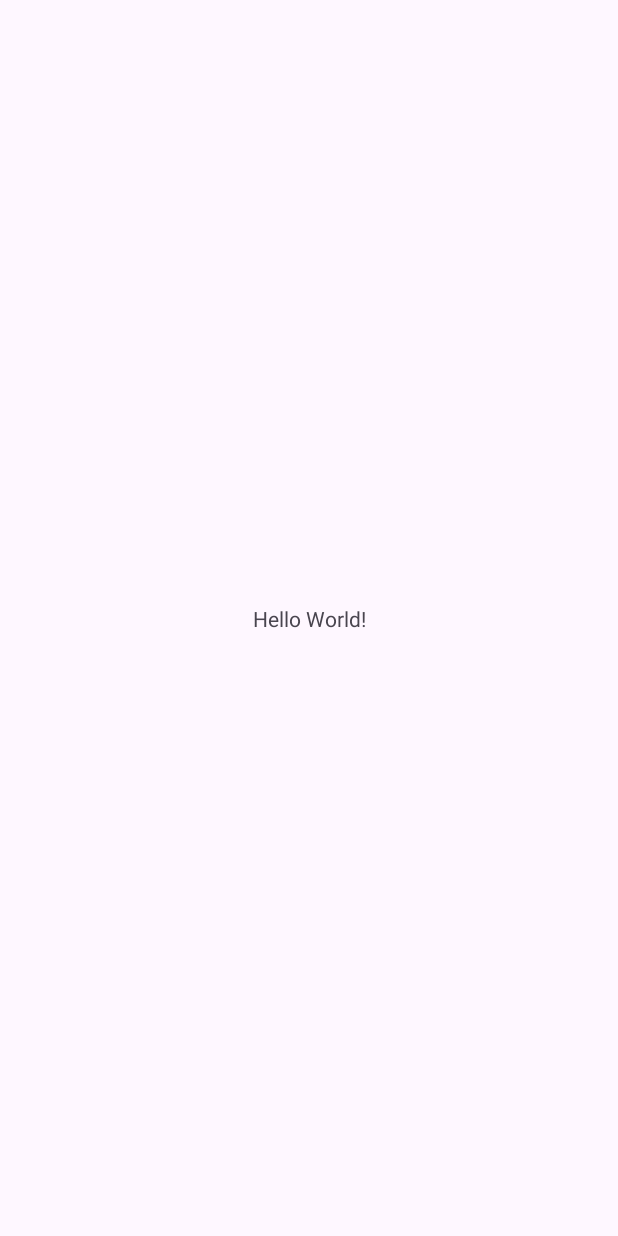
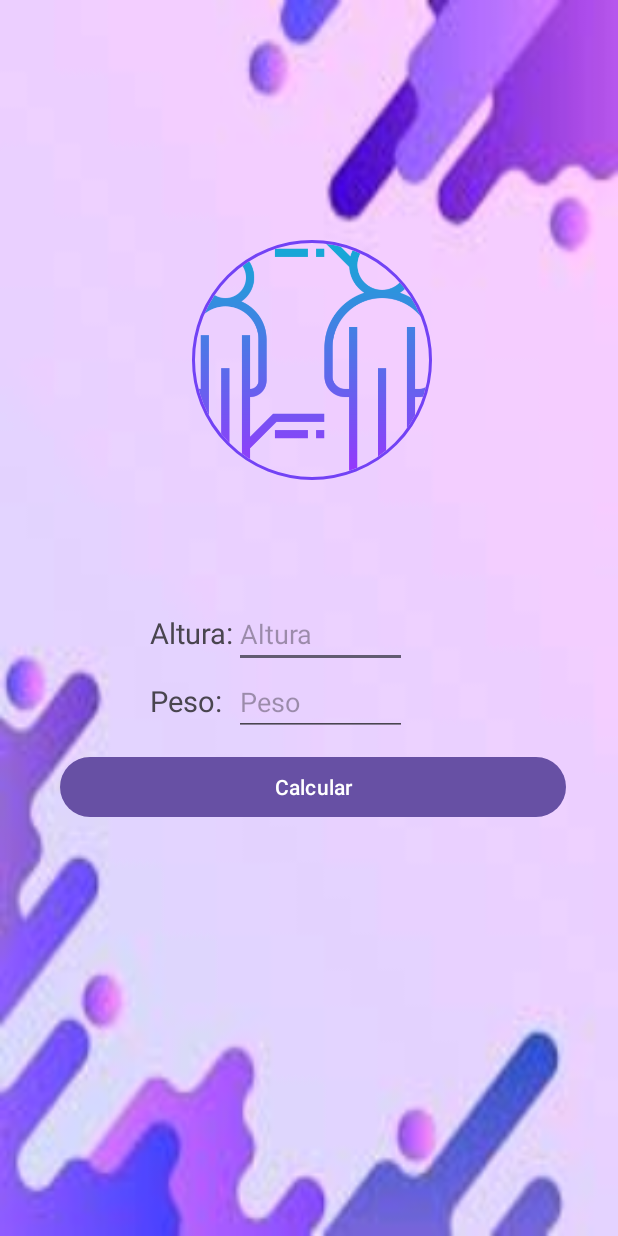
Before and after one commit to omanothur/mobile-project, an Android app: the screen it shows after launch (MainActivity), on a phone screen of 412 x 824 dp. Before the commit the screen is almost empty. Run offline under Robolectric (Android 15) with nearby library versions, the phone set to English and light mode, and no system bars; our stand-ins replace CircleImageView; 1 statement that could not run was skipped.

Commit message:
feat: creating imc and app design

```diff
--- a/app/build.gradle.kts
+++ b/app/build.gradle.kts
@@ -36,7 +36,7 @@ android {
 }
 
 dependencies {
-
+    implementation (libs.circleimageview)
     implementation(libs.androidx.core.ktx)
     implementation(libs.androidx.appcompat)
     implementation(libs.material)
--- a/app/src/main/java/com/example/mobile_project/MainActivity.kt
+++ b/app/src/main/java/com/example/mobile_project/MainActivity.kt
@@ -1,20 +1,49 @@
 package com.example.mobile_project
 
 import android.os.Bundle
+import android.widget.Button
+import android.widget.EditText
+import android.widget.TextView
+import android.widget.Toast
 import androidx.activity.enableEdgeToEdge
 import androidx.appcompat.app.AppCompatActivity
 import androidx.core.view.ViewCompat
 import androidx.core.view.WindowInsetsCompat
 
 class MainActivity : AppCompatActivity() {
+    private lateinit var alturaEdit: EditText
+    private lateinit var pesoEdit: EditText
+    private lateinit var button: Button
+    private lateinit var resultText: TextView
+
     override fun onCreate(savedInstanceState: Bundle?) {
         super.onCreate(savedInstanceState)
         enableEdgeToEdge()
         setContentView(R.layout.activity_main)
-        ViewCompat.setOnApplyWindowInsetsListener(findViewById(R.id.main)) { v, insets ->
-            val systemBars = insets.getInsets(WindowInsetsCompat.Type.systemBars())
-            v.setPadding(systemBars.left, systemBars.top, systemBars.right, systemBars.bottom)
-            insets
+        button.setOnClickListener{
+            if (validationinput()){
+                val altura: Double = alturaEdit.text.toString().toDouble()
+                val peso: Double = pesoEdit.text.toString().toDouble()
+                val imc = peso / (altura * altura)
+                when{
+                    imc < 18.5 -> resultText.text = getString(R.string.underweight)
+                    imc in 18.5..24.9 -> resultText.text = getString(R.string.normal)
+                    imc in 25.0..29.9 -> resultText.text = getString(R.string.overweight)
+                    imc in 30.0..34.9 -> resultText.text = getString(R.string.obesityI)
+                    imc in 35.0..39.9 -> resultText.text = getString(R.string.obesityII)
+                    else -> resultText.text = getString(R.string.obesityIII)
+                }
+            }
         }
+
+
+    }
+
+    private fun validationinput(): Boolean {
+        if(alturaEdit.text.isEmpty() || pesoEdit.text.isEmpty()){
+            Toast.makeText(this, "Preencha os campos", Toast.LENGTH_SHORT).show()
+            return false
+        }
+        return true
     }
 }
--- a/app/src/main/res/layout/activity_main.xml
+++ b/app/src/main/res/layout/activity_main.xml
@@ -1,19 +1,104 @@
 <?xml version="1.0" encoding="utf-8"?>
-<androidx.constraintlayout.widget.ConstraintLayout xmlns:android="http://schemas.android.com/apk/res/android"
+<LinearLayout xmlns:android="http://schemas.android.com/apk/res/android"
     xmlns:app="http://schemas.android.com/apk/res-auto"
     xmlns:tools="http://schemas.android.com/tools"
     android:id="@+id/main"
+    android:background="@drawable/fundodetela"
+    android:orientation="vertical"
     android:layout_width="match_parent"
     android:layout_height="match_parent"
     tools:context=".MainActivity">
 
+    <de.hdodenhof.circleimageview.CircleImageView
+        android:id="@+id/profile_image"
+        android:layout_width="176dp"
+        android:layout_height="160dp"
+        android:layout_marginLeft="120dp"
+        android:layout_marginTop="160dp"
+        android:src="@drawable/imc"
+        app:civ_border_color="#7242f5"
+        app:civ_border_width="2dp" />
+
+    <TableLayout
+        android:layout_width="match_parent"
+        android:layout_height="wrap_content">
+
+        <TableRow
+            android:layout_width="match_parent"
+            android:layout_height="match_parent" >
+
+            <TextView
+                android:id="@+id/alturaText"
+                android:layout_width="wrap_content"
+                android:layout_height="wrap_content"
+                android:layout_marginLeft="100dp"
+                android:layout_marginTop="80dp"
+                android:text="Altura:"
+                android:textSize="19sp"
+                app:layout_constraintBottom_toBottomOf="parent"
+                app:layout_constraintEnd_toEndOf="parent"
+                app:layout_constraintStart_toStartOf="parent"
+                app:layout_constraintTop_toTopOf="parent" />
+
+            <EditText
+                android:id="@+id/alturaEdit"
+                android:layout_width="115dp"
+                android:layout_height="wrap_content"
+                android:layout_marginTop="80dp"
+                android:hint="Altura"
+                app:layout_constraintBottom_toBottomOf="parent"
+                app:layout_constraintEnd_toEndOf="parent"
+                app:layout_constraintStart_toStartOf="parent"
+                app:layout_constraintTop_toTopOf="parent" />
+        </TableRow>
+
+        <TableRow
+            android:layout_width="match_parent"
+            android:layout_height="match_parent" >
+
+            <TextView
+                android:id="@+id/pesoText"
+                android:layout_width="wrap_content"
+                android:layout_height="wrap_content"
+                android:layout_marginLeft="100dp"
+                android:layout_marginTop="0dp"
+                android:text="Peso:"
+                android:textSize="19sp"
+                app:layout_constraintBottom_toBottomOf="parent"
+                app:layout_constraintEnd_toEndOf="parent"
+                app:layout_constraintStart_toStartOf="parent"
+                app:layout_constraintTop_toTopOf="parent" />
+
+            <EditText
+                android:id="@+id/pesoEdit"
+                android:layout_width="115dp"
+                android:layout_height="wrap_content"
+                android:hint="Peso"
+                app:layout_constraintBottom_toBottomOf="parent"
+                app:layout_constraintEnd_toEndOf="parent"
+                app:layout_constraintStart_toStartOf="parent"
+                app:layout_constraintTop_toTopOf="parent" />
+        </TableRow>
+    </TableLayout>
+
+    <Button
+        android:id="@+id/button"
+        android:layout_marginLeft="40dp"
+        android:layout_width="337dp"
+        android:layout_height="wrap_content"
+        android:layout_marginTop="10dp"
+        android:text="Calcular" />
+
     <TextView
+        android:id="@+id/resultText"
         android:layout_width="wrap_content"
         android:layout_height="wrap_content"
-        android:text="Hello World!"
+        android:layout_marginLeft="170dp"
+        android:text=""
+        android:textSize="14sp"
         app:layout_constraintBottom_toBottomOf="parent"
         app:layout_constraintEnd_toEndOf="parent"
         app:layout_constraintStart_toStartOf="parent"
         app:layout_constraintTop_toTopOf="parent" />
 
-</androidx.constraintlayout.widget.ConstraintLayout>
+</LinearLayout>
--- a/app/src/main/res/values/strings.xml
+++ b/app/src/main/res/values/strings.xml
@@ -1,3 +1,9 @@
 <resources>
     <string name="app_name">mobile-project</string>
+    <string name="underweight">Abaixo do peso</string>
+    <string name="normal">Peso normal</string>
+    <string name="overweight">Sobrepeso</string>
+    <string name="obesityI">Obesidade Grau I</string>
+    <string name="obesityII">Obesidade Grau II</string>
+    <string name="obesityIII">Obesidade Grau III</string>
 </resources>
--- a/gradle/libs.versions.toml
+++ b/gradle/libs.versions.toml
@@ -1,5 +1,6 @@
 [versions]
 agp = "8.9.1"
+circleimageview = "3.1.0"
 kotlin = "2.0.21"
 coreKtx = "1.15.0"
 junit = "4.13.2"
@@ -12,6 +13,7 @@ constraintlayout = "2.2.1"
 
 [libraries]
 androidx-core-ktx = { group = "androidx.core", name = "core-ktx", version.ref = "coreKtx" }
+circleimageview = { module = "de.hdodenhof:circleimageview", version.ref = "circleimageview" }
 junit = { group = "junit", name = "junit", version.ref = "junit" }
 androidx-junit = { group = "androidx.test.ext", name = "junit", version.ref = "junitVersion" }
 androidx-espresso-core = { group = "androidx.test.espresso", name = "espresso-core", version.ref = "espressoCore" }
```
Also changed, not shown: app/src/main/res/drawable/fundodetela.jpg (added), app/src/main/res/drawable/imc.png (added), 1 other file.
